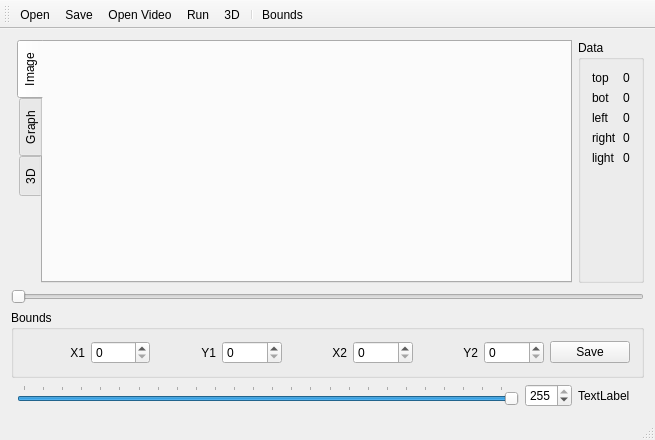
First picture: the form in mainwindow.ui, repository Abbath/R, before the edit.
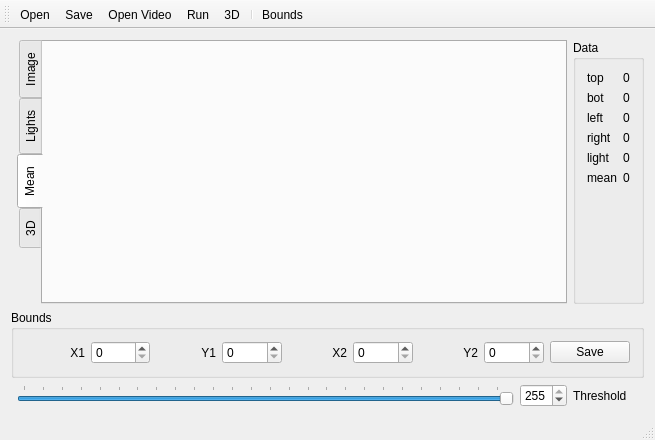
Second picture: the form after the edit. The open tabs and pages were chosen to show the change. Custom widgets are drawn as their Qt base class.

Commit message: Mean added, 3D and graphs improved, Bounds fixed

The edit to the form file:
```diff
--- a/mainwindow.ui
+++ b/mainwindow.ui
@@ -17,11 +17,11 @@
    </sizepolicy>
   </property>
   <property name="windowTitle">
-   <string>MainWindow</string>
+   <string>R</string>
   </property>
   <widget class="QWidget" name="centralWidget">
    <layout class="QGridLayout" name="gridLayout">
-    <item row="3" column="1">
+    <item row="2" column="1">
      <widget class="QSlider" name="horizontalSlider">
       <property name="maximum">
        <number>255</number>
@@ -46,7 +46,7 @@
       </property>
      </widget>
     </item>
-    <item row="3" column="2">
+    <item row="2" column="2">
      <widget class="QSpinBox" name="spinBox">
       <property name="maximum">
        <number>255</number>
@@ -56,7 +56,7 @@
       </property>
      </widget>
     </item>
-    <item row="2" column="0" colspan="4">
+    <item row="1" column="0" colspan="4">
      <widget class="QGroupBox" name="groupBox">
       <property name="sizePolicy">
        <sizepolicy hsizetype="Preferred" vsizetype="Maximum">
@@ -137,20 +137,10 @@
       </layout>
      </widget>
     </item>
-    <item row="3" column="3">
+    <item row="2" column="3">
      <widget class="QLabel" name="label_15">
       <property name="text">
-       <string>TextLabel</string>
-      </property>
-     </widget>
-    </item>
-    <item row="1" column="0" colspan="4">
-     <widget class="QSlider" name="horizontalSlider_2">
-      <property name="enabled">
-       <bool>true</bool>
-      </property>
-      <property name="orientation">
-       <enum>Qt::Horizontal</enum>
+       <string>Threshold</string>
       </property>
      </widget>
     </item>
@@ -180,7 +170,7 @@
       </widget>
       <widget class="QWidget" name="tab_2">
        <attribute name="title">
-        <string>Graph</string>
+        <string>Lights</string>
        </attribute>
        <layout class="QGridLayout" name="gridLayout_3">
         <item row="0" column="0">
@@ -188,6 +178,16 @@
         </item>
        </layout>
       </widget>
+      <widget class="QWidget" name="tab_4">
+       <attribute name="title">
+        <string>Mean</string>
+       </attribute>
+       <layout class="QGridLayout" name="gridLayout_5">
+        <item row="0" column="0">
+         <widget class="QwtPlot" name="widget_4" native="true"/>
+        </item>
+       </layout>
+      </widget>
       <widget class="QWidget" name="tab_3">
        <attribute name="title">
         <string>3D</string>
@@ -282,6 +282,20 @@
          </property>
         </widget>
        </item>
+       <item row="5" column="0">
+        <widget class="QLabel" name="label_7">
+         <property name="text">
+          <string>mean</string>
+         </property>
+        </widget>
+       </item>
+       <item row="5" column="1">
+        <widget class="QLabel" name="label_mean">
+         <property name="text">
+          <string>0</string>
+         </property>
+        </widget>
+       </item>
       </layout>
      </widget>
     </item>
```
The commit also changes 9 other files.
